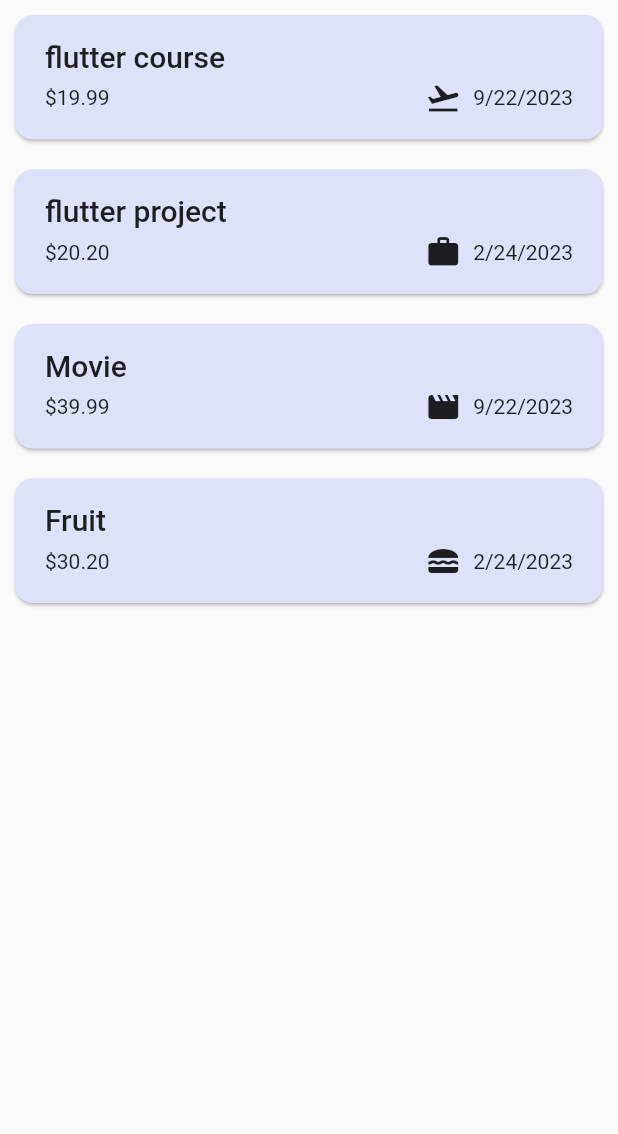
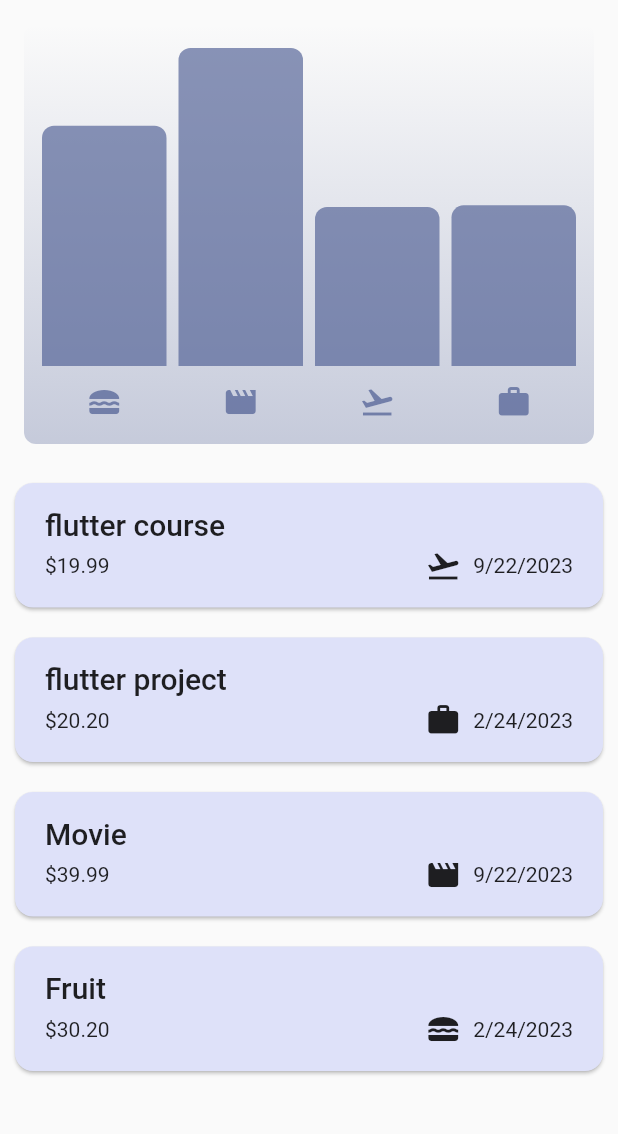
Before and after one commit to yusera-ansari-at-git/expense-tracker-flutter-course-udemyy, a Flutter app: the screen it shows after launch, on a phone screen of 412 x 824 dp, the part 84-1218 px from its top. Run offline on Flutter 3.47's test engine with Material 2 defaults, Android fonts, the phone set to English and light mode, and no system bars.

Commit message:
added chart and chart bar

```diff
--- a/lib/main.dart
+++ b/lib/main.dart
@@ -8,7 +8,7 @@ var kColorSheme = ColorScheme.fromSeed(
 
 var kDarkColorScheme = ColorScheme.fromSeed(
   brightness: Brightness.dark,
-  seedColor: Color.fromRGBO(53, 4, 21, 1),
+  seedColor: Color.fromRGBO(53, 4, 27, 1),
 );
 void main() {
   runApp(const MyApp());
--- a/lib/src/models/expense.dart
+++ b/lib/src/models/expense.dart
@@ -1,4 +1,5 @@
 import 'package:flutter/material.dart';
+import 'package:tracker_app/src/screens/expenses.dart';
 import 'package:uuid/uuid.dart';
 import 'package:intl/intl.dart';
 
@@ -31,3 +32,21 @@ class Expense {
     return formatter.format(date);
   }
 }
+
+class ExpenseBucket {
+  const ExpenseBucket({required this.category, required this.expenses});
+  ExpenseBucket.forCategory(List<Expense> allExpenses, this.category)
+      : expenses = allExpenses
+            .where((element) => element.category == category)
+            .toList();
+  final Category category;
+  final List<Expense> expenses;
+  double get totalExpenses {
+    double sum = 0;
+
+    for (final expense in expenses) {
+      sum += expense.amount;
+    }
+    return sum;
+  }
+}
--- a/lib/src/screens/expenses.dart
+++ b/lib/src/screens/expenses.dart
@@ -1,6 +1,7 @@
 import 'package:flutter/material.dart';
 import 'package:tracker_app/src/models/expense.dart';
 import 'package:tracker_app/src/widgets/add_expense/new_expense.dart';
+import 'package:tracker_app/src/widgets/chart/chart.dart';
 import 'package:tracker_app/src/widgets/expenses_list/expenses_list.dart';
 
 class Expenses extends StatefulWidget {
@@ -105,6 +106,7 @@ class _ExpensesState extends State<Expenses> {
       ),
       body: Column(
         children: [
+          Chart(expenses: _registeredExpenses),
           mainContent,
         ],
       ),
--- /dev/null
+++ b/lib/src/widgets/chart/chart.dart
@@ -0,0 +1,115 @@
+import 'package:flutter/material.dart';
+import 'package:tracker_app/src/models/expense.dart';
+import 'package:tracker_app/src/widgets/chart/chart_bar.dart';
+
+class Chart extends StatelessWidget {
+  const Chart({super.key, required this.expenses});
+
+  final List<Expense> expenses;
+
+  List<ExpenseBucket> get buckets {
+    return [
+      ExpenseBucket.forCategory(expenses, Category.food),
+      ExpenseBucket.forCategory(expenses, Category.leisure),
+      ExpenseBucket.forCategory(expenses, Category.travel),
+      ExpenseBucket.forCategory(expenses, Category.work),
+    ];
+  }
+
+  double get maxTotalExpense {
+    double maxTotalExpense = 0;
+
+    for (final bucket in buckets) {
+      if (bucket.totalExpenses > maxTotalExpense) {
+        maxTotalExpense = bucket.totalExpenses;
+      }
+    }
+
+    return maxTotalExpense;
+  }
+
+  @override
+  Widget build(BuildContext context) {
+    final isDarkMode =
+        MediaQuery.of(context).platformBrightness == Brightness.dark;
+    return Container(
+      margin: const EdgeInsets.all(16),
+      padding: const EdgeInsets.symmetric(
+        vertical: 16,
+        horizontal: 8,
+      ),
+      width: double.infinity,
+      height: 280,
+      decoration: BoxDecoration(
+        borderRadius: BorderRadius.circular(8),
+        gradient: LinearGradient(
+          colors: [
+            Theme.of(context).colorScheme.primary.withOpacity(0.3),
+            Theme.of(context).colorScheme.primary.withOpacity(0.0)
+          ],
+          begin: Alignment.bottomCenter,
+          end: Alignment.topCenter,
+        ),
+      ),
+      child: Column(
+        children: [
+          Expanded(
+            child: Row(
+              crossAxisAlignment: CrossAxisAlignment.end,
+              children: [
+                for (final bucket in buckets) // alternative to map()
+                  ChartBar(
+                    fill: bucket.totalExpenses == 0
+                        ? 0
+                        : bucket.totalExpenses / maxTotalExpense,
+                  )
+              ],
+            ),
+          ),
+          // Expanded(
+          //     child: Row(
+          //   children: [
+          //     for (final bucket in buckets) // alternative to map()
+          //       Expanded(
+          //         child: Padding(
+          //           padding: const EdgeInsets.all(4.0),
+          //           child: FractionallySizedBox(
+          //               widthFactor: 0.01,
+          //               heightFactor: 0.5,
+          //               child: DecoratedBox(
+          //                 decoration: BoxDecoration(
+          //                     shape: BoxShape.rectangle,
+          //                     borderRadius: const BorderRadius.vertical(
+          //                         top: Radius.circular(8)),
+          //                     color: Colors.amber),
+          //               )),
+          //         ),
+          //       )
+          //   ],
+          // )),
+          const SizedBox(height: 12),
+          Row(
+            children: buckets
+                .map(
+                  (bucket) => Expanded(
+                    child: Padding(
+                      padding: const EdgeInsets.symmetric(horizontal: 4),
+                      child: Icon(
+                        categoryIcons[bucket.category],
+                        color: isDarkMode
+                            ? Theme.of(context).colorScheme.secondary
+                            : Theme.of(context)
+                                .colorScheme
+                                .primary
+                                .withOpacity(0.7),
+                      ),
+                    ),
+                  ),
+                )
+                .toList(),
+          )
+        ],
+      ),
+    );
+  }
+}
--- /dev/null
+++ b/lib/src/widgets/chart/chart_bar.dart
@@ -0,0 +1,34 @@
+import 'package:flutter/material.dart';
+
+class ChartBar extends StatelessWidget {
+  const ChartBar({
+    super.key,
+    required this.fill,
+  });
+
+  final double fill;
+
+  @override
+  Widget build(BuildContext context) {
+    final isDarkMode =
+        MediaQuery.of(context).platformBrightness == Brightness.dark;
+    return Expanded(
+      child: Padding(
+        padding: const EdgeInsets.symmetric(horizontal: 4),
+        child: FractionallySizedBox(
+          heightFactor: fill,
+          child: DecoratedBox(
+            decoration: BoxDecoration(
+              shape: BoxShape.rectangle,
+              borderRadius:
+                  const BorderRadius.vertical(top: Radius.circular(8)),
+              color: isDarkMode
+                  ? Theme.of(context).colorScheme.secondary
+                  : Theme.of(context).colorScheme.primary.withOpacity(0.65),
+            ),
+          ),
+        ),
+      ),
+    );
+  }
+}
```
